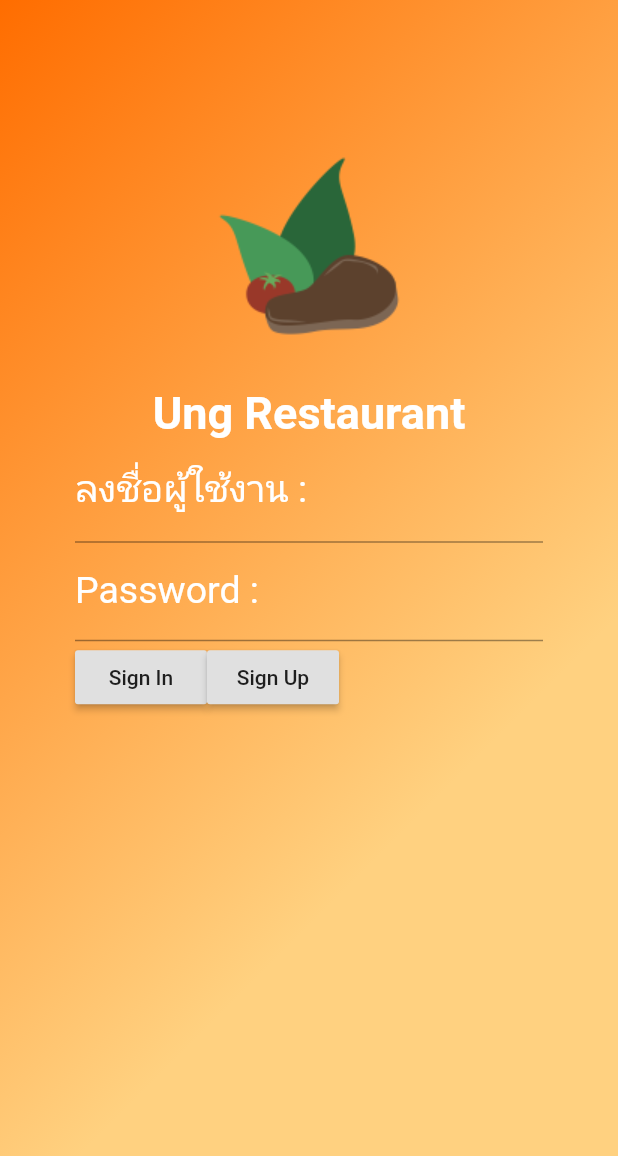
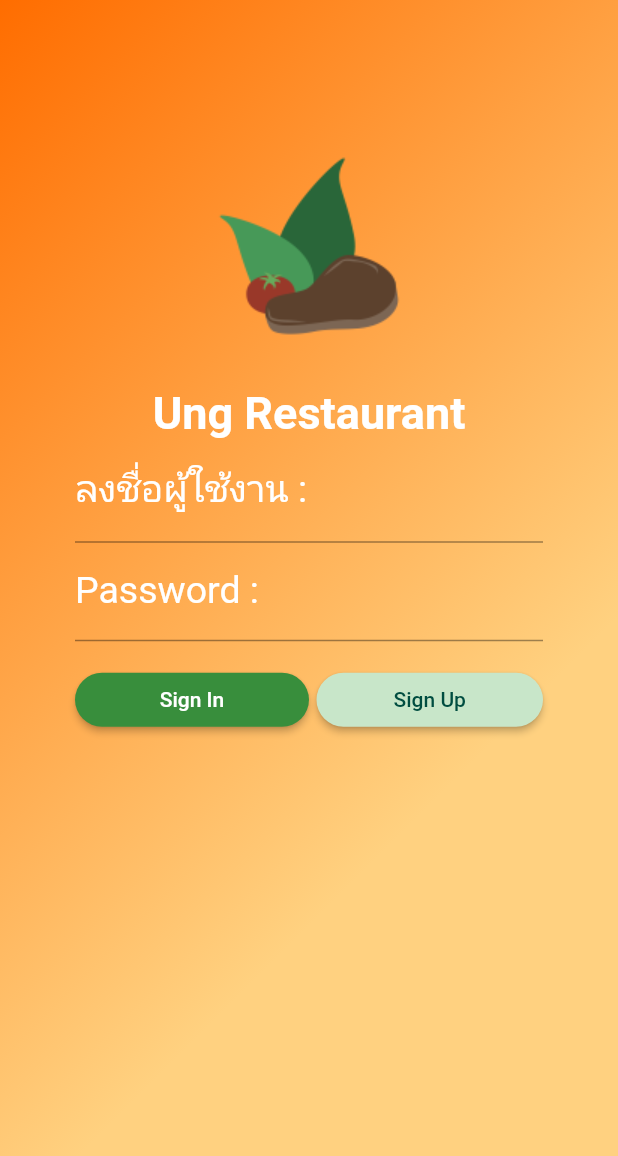
Before and after one commit to masterUNG/UngMenuFood, a Flutter app: the screen it shows after launch, on a phone screen of 412 x 824 dp. Shown: the top 1156 px of the screen. Run offline on Flutter 3.47's test engine with Material 2 defaults, Android fonts, the phone set to English and light mode, and no system bars.

Commit message:
Design UI Authen Success

```diff
--- a/lib/screens/authen.dart
+++ b/lib/screens/authen.dart
@@ -47,7 +47,13 @@ class _AuthenState extends State<Authen> {
   // SignIn
   Widget signInButton() {
     return RaisedButton(
-      child: Text('Sign In'),
+      shape: new RoundedRectangleBorder(
+          borderRadius: new BorderRadius.circular(30.0)),
+      color: Colors.green[700],
+      child: Text(
+        'Sign In',
+        style: TextStyle(color: Colors.white),
+      ),
       onPressed: () {},
     );
   }
@@ -55,7 +61,12 @@ class _AuthenState extends State<Authen> {
   //  SignUp
   Widget signUpButton() {
     return RaisedButton(
-      child: Text('Sign Up'),
+      shape: RoundedRectangleBorder(borderRadius: BorderRadius.circular(30.0)),
+      color: Colors.green[100],
+      child: Text(
+        'Sign Up',
+        style: TextStyle(color: Colors.teal[900]),
+      ),
       onPressed: () {},
     );
   }
@@ -63,6 +74,7 @@ class _AuthenState extends State<Authen> {
   @override
   Widget build(BuildContext context) {
     return Scaffold(
+      resizeToAvoidBottomPadding: false,
       body: Container(
         decoration: BoxDecoration(
             gradient: LinearGradient(
@@ -87,9 +99,19 @@ class _AuthenState extends State<Authen> {
             ),
             Container(
               child: Row(
-                children: <Widget>[signInButton(), signUpButton()],
+                children: <Widget>[
+                  new Expanded(
+                    child: signInButton(),
+                  ),
+                  new Expanded(
+                    child: Container(
+                      margin: EdgeInsets.only(left: 5.0),
+                      child: signUpButton(),
+                    ),
+                  )
+                ],
               ),
-              margin: EdgeInsets.only(left: 50.0, right: 50.0),
+              margin: EdgeInsets.only(left: 50.0, right: 50.0, top: 15.0),
             )
           ],
         ),
```
